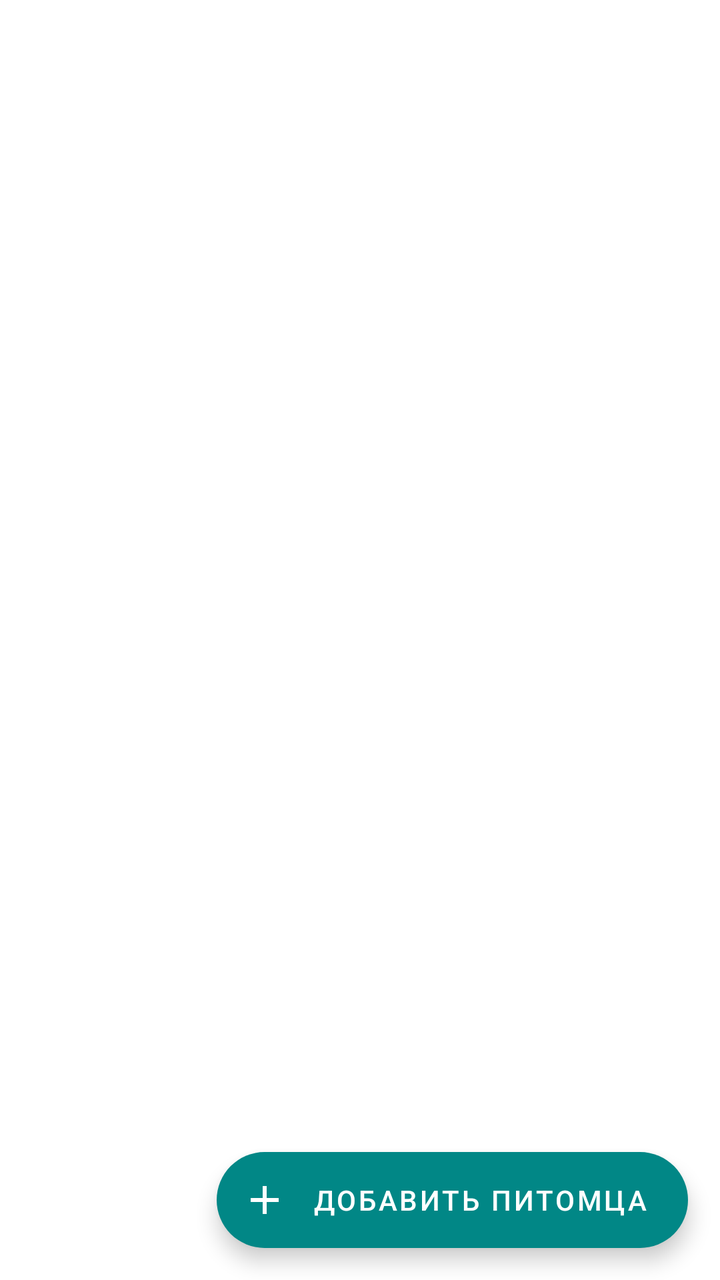
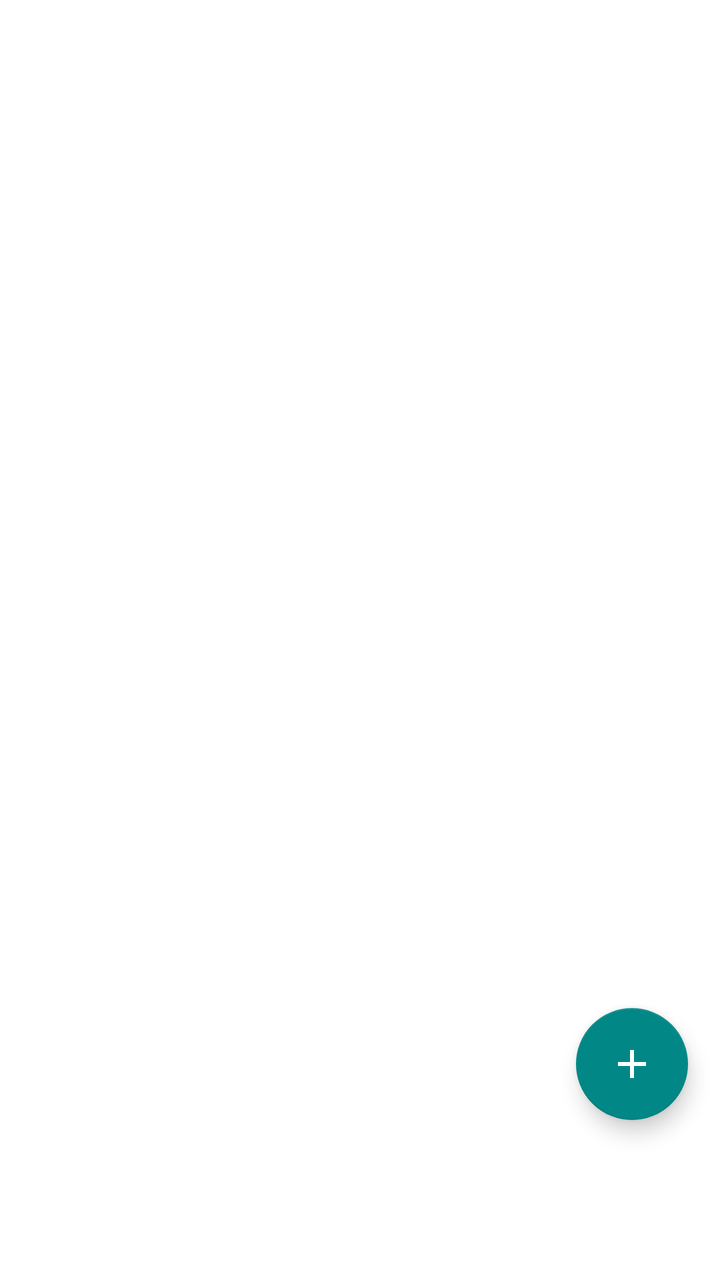

An Android layout rendered at two revisions. The XML below is the earlier revision; the diff shows what the commit changed to produce the second picture.
<!-- AndroidManifest.xml: application theme Theme.PetPal -->
<!-- res/layout/fragment_home.xml -->
<?xml version="1.0" encoding="utf-8"?>
<androidx.coordinatorlayout.widget.CoordinatorLayout
    xmlns:android="http://schemas.android.com/apk/res/android"
    xmlns:app="http://schemas.android.com/apk/res-auto"
    android:layout_width="match_parent"
    android:layout_height="match_parent">

    <androidx.recyclerview.widget.RecyclerView
        android:id="@+id/petsRecyclerView"
        android:layout_width="match_parent"
        android:layout_height="match_parent"
        android:padding="8dp"
        android:clipToPadding="false"/>

    <com.google.android.material.floatingactionbutton.ExtendedFloatingActionButton
        android:id="@+id/addPetFab"
        android:layout_width="wrap_content"
        android:layout_height="wrap_content"
        android:layout_gravity="bottom|end"
        android:layout_margin="16dp"
        android:text="Добавить питомца"
        app:icon="@drawable/ic_add"/>

</androidx.coordinatorlayout.widget.CoordinatorLayout>
<!-- resources referenced by this layout -->
<resources>
  <!-- drawable ic_add (drawable) -->
  <?xml version="1.0" encoding="utf-8"?>
  <vector xmlns:android="http://schemas.android.com/apk/res/android"
      android:width="24dp"
      android:height="24dp"
      android:viewportWidth="24"
      android:viewportHeight="24">
      <path
          android:fillColor="#FFFFFF"
          android:pathData="M19,13h-6v6h-2v-6H5v-2h6V5h2v6h6v2z"/>
  </vector>
  <style name="Theme.PetPal" parent="Theme.MaterialComponents.Light.NoActionBar">
          <item name="colorPrimary">@color/accent_primary</item>
          <item name="colorPrimaryVariant">@color/accent_primary_dark</item>
          <item name="colorOnPrimary">@color/white</item>
          <item name="colorSecondary">@color/accent_secondary</item>
          <item name="colorSecondaryVariant">@color/accent_secondary_dark</item>
          <item name="colorOnSecondary">@color/white</item>
          <item name="android:statusBarColor">@color/accent_primary</item>
          <item name="android:navigationBarColor">@color/accent_primary</item>
      </style>
  <color name="accent_primary">#FF03DAC5</color>
  <color name="accent_primary_dark">#FF018786</color>
  <color name="white">#FFFFFFFF</color>
  <color name="accent_secondary">#FF018786</color>
  <color name="accent_secondary_dark">#FF018786</color>
</resources>

<!-- the commit's change to res/layout/fragment_home.xml (unified diff, before → after) -->
@@ -12,13 +12,14 @@
         android:padding="8dp"
         android:clipToPadding="false"/>
 
-    <com.google.android.material.floatingactionbutton.ExtendedFloatingActionButton
+    <com.google.android.material.floatingactionbutton.FloatingActionButton
         android:id="@+id/addPetFab"
         android:layout_width="wrap_content"
         android:layout_height="wrap_content"
         android:layout_gravity="bottom|end"
-        android:layout_margin="16dp"
-        android:text="Добавить питомца"
-        app:icon="@drawable/ic_add"/>
+        android:layout_marginEnd="16dp"
+        android:layout_marginBottom="80dp"
+        android:contentDescription="Добавить питомца"
+        app:srcCompat="@drawable/ic_add"/>
 
 </androidx.coordinatorlayout.widget.CoordinatorLayout>
<!-- resource entries referenced after the edit -->
@@ -21,9 +21,9 @@
           <item name="android:statusBarColor">@color/accent_primary</item>
           <item name="android:navigationBarColor">@color/accent_primary</item>
       </style>
-  <color name="accent_primary">#FF03DAC5</color>
+  <color name="accent_primary">#4CAF50</color>
   <color name="accent_primary_dark">#FF018786</color>
-  <color name="white">#FFFFFFFF</color>
+  <color name="white">#FFFFFF</color>
   <color name="accent_secondary">#FF018786</color>
   <color name="accent_secondary_dark">#FF018786</color>
 </resources>
